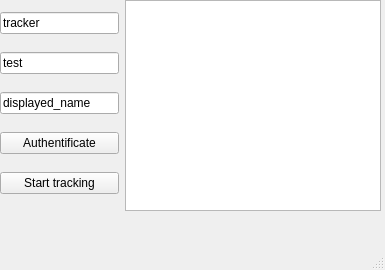
Old version of the form src/tracker/clients/meego/ui/mainwindow.ui in the repository OSLL/geo2tag.
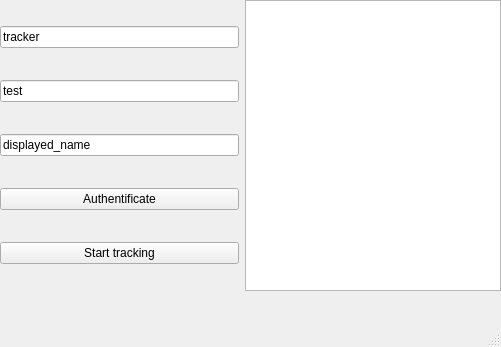
New version of the form.

```diff
--- a/src/tracker/clients/meego/ui/mainwindow.ui
+++ b/src/tracker/clients/meego/ui/mainwindow.ui
@@ -6,8 +6,8 @@
    <rect>
     <x>0</x>
     <y>0</y>
-    <width>385</width>
-    <height>270</height>
+    <width>501</width>
+    <height>347</height>
    </rect>
   </property>
   <property name="sizePolicy">
@@ -25,8 +25,8 @@
      <rect>
       <x>0</x>
       <y>0</y>
-      <width>381</width>
-      <height>211</height>
+      <width>501</width>
+      <height>291</height>
      </rect>
     </property>
     <layout class="QHBoxLayout" name="horizontalLayout">
```
Left out of the diff: 5 changed lines with no effect on the pictures.
